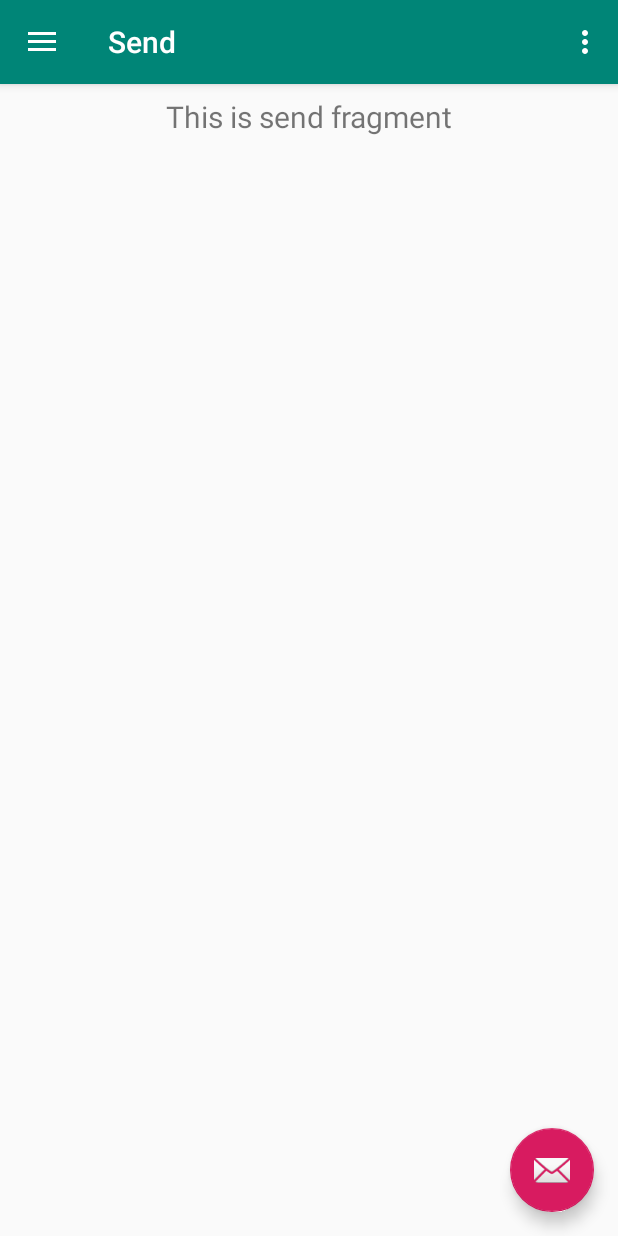
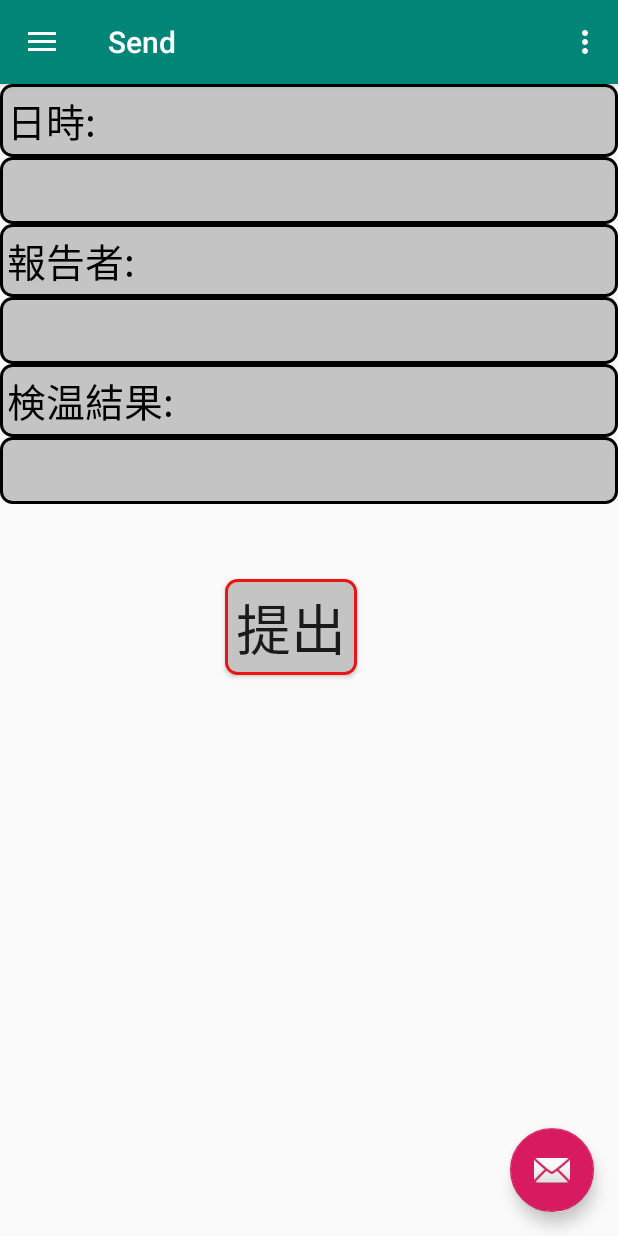
Before and after one commit to TRANQUOC22106/BoTeR, an Android app: the MainActivity screen opened directly, with no data from a screen before it, in the side drawer, after a tap on "Send", on a phone screen of 412 x 824 dp. Run offline under Robolectric (Android 15) with nearby library versions, the phone set to English and light mode, and no system bars; our stand-ins replace Firebase (no records; nobody signed in at launch, a user with empty details on screens opened directly), navigation-ui, sdp/ssp sizes; Roboto replaces fonts that are not available here.

Commit message:
UserLayoutをやった

```diff
--- a/app/src/main/java/com/example/boter/ui/User/UserFragment.java
+++ b/app/src/main/java/com/example/boter/ui/User/UserFragment.java
@@ -4,10 +4,9 @@ import android.os.Bundle;
 import android.view.LayoutInflater;
 import android.view.View;
 import android.view.ViewGroup;
-import android.widget.TextView;
 
+import androidx.annotation.NonNull;
 import androidx.annotation.Nullable;
-import androidx.annotation.NonNull;
 import androidx.fragment.app.Fragment;
 import androidx.lifecycle.Observer;
 import androidx.lifecycle.ViewModelProviders;
@@ -22,12 +21,10 @@ public class UserFragment extends Fragment {
                              ViewGroup container, Bundle savedInstanceState) {
         sendViewModel =
                 ViewModelProviders.of(this).get(UserViewModel.class);
-        View root = inflater.inflate(R.layout.fragment_send, container, false);
-        final TextView textView = root.findViewById(R.id.text_send);
+        View root = inflater.inflate(R.layout.fragment_user, container, false);
         sendViewModel.getText().observe(this, new Observer<String>() {
             @Override
             public void onChanged(@Nullable String s) {
-                textView.setText(s);
             }
         });
         return root;
--- a/app/src/main/java/com/example/boter/ui/send/SendFragment.java
+++ /dev/null
@@ -1,35 +0,0 @@
-package com.example.boter.ui.send;
-
-import android.os.Bundle;
-import android.view.LayoutInflater;
-import android.view.View;
-import android.view.ViewGroup;
-import android.widget.TextView;
-
-import androidx.annotation.Nullable;
-import androidx.annotation.NonNull;
-import androidx.fragment.app.Fragment;
-import androidx.lifecycle.Observer;
-import androidx.lifecycle.ViewModelProviders;
-
-import com.example.boter.R;
-
-public class SendFragment extends Fragment {
-
-    private SendViewModel sendViewModel;
-
-    public View onCreateView(@NonNull LayoutInflater inflater,
-                             ViewGroup container, Bundle savedInstanceState) {
-        sendViewModel =
-                ViewModelProviders.of(this).get(SendViewModel.class);
-        View root = inflater.inflate(R.layout.fragment_send, container, false);
-        final TextView textView = root.findViewById(R.id.text_send);
-        sendViewModel.getText().observe(this, new Observer<String>() {
-            @Override
-            public void onChanged(@Nullable String s) {
-                textView.setText(s);
-            }
-        });
-        return root;
-    }
-}
--- a/app/src/main/java/com/example/boter/ui/send/SendViewModel.java
+++ /dev/null
@@ -1,19 +0,0 @@
-package com.example.boter.ui.send;
-
-import androidx.lifecycle.LiveData;
-import androidx.lifecycle.MutableLiveData;
-import androidx.lifecycle.ViewModel;
-
-public class SendViewModel extends ViewModel {
-
-    private MutableLiveData<String> mText;
-
-    public SendViewModel() {
-        mText = new MutableLiveData<>();
-        mText.setValue("This is send fragment");
-    }
-
-    public LiveData<String> getText() {
-        return mText;
-    }
-}
--- a/app/src/main/res/layout/fragment_send.xml
+++ /dev/null
@@ -1,19 +0,0 @@
-<?xml version="1.0" encoding="utf-8"?>
-<androidx.constraintlayout.widget.ConstraintLayout xmlns:android="http://schemas.android.com/apk/res/android"
-    xmlns:app="http://schemas.android.com/apk/res-auto"
-    android:layout_width="match_parent"
-    android:layout_height="match_parent">
-
-    <TextView
-        android:id="@+id/text_send"
-        android:layout_width="match_parent"
-        android:layout_height="wrap_content"
-        android:layout_marginStart="8dp"
-        android:layout_marginTop="8dp"
-        android:layout_marginEnd="8dp"
-        android:textAlignment="center"
-        android:textSize="20sp"
-        app:layout_constraintEnd_toEndOf="parent"
-        app:layout_constraintStart_toStartOf="parent"
-        app:layout_constraintTop_toTopOf="parent" />
-</androidx.constraintlayout.widget.ConstraintLayout>
--- /dev/null
+++ b/app/src/main/res/layout/fragment_user.xml
@@ -0,0 +1,55 @@
+<?xml version="1.0" encoding="utf-8"?>
+<LinearLayout xmlns:android="http://schemas.android.com/apk/res/android"
+    xmlns:app="http://schemas.android.com/apk/res-auto"
+    android:layout_width="match_parent"
+    android:layout_height="match_parent"
+    android:orientation="vertical">
+    <TextView
+        android:layout_width="match_parent"
+        android:layout_height="wrap_content"
+        android:background="@drawable/edittext_style2"
+        android:textSize="@dimen/_20sdp"
+        android:text="日時:"
+        android:textColor="@color/black"/>
+    <TextView
+        android:layout_width="match_parent"
+        android:layout_height="wrap_content"
+        android:background="@drawable/edittext_style2"
+        android:textSize="@dimen/_20sdp"
+        android:textColor="@color/black" />
+    <TextView
+        android:layout_width="match_parent"
+        android:layout_height="wrap_content"
+        android:background="@drawable/edittext_style2"
+        android:textSize="@dimen/_20sdp"
+        android:text="報告者:"
+        android:textColor="@color/black"/>
+    <EditText
+        android:layout_width="match_parent"
+        android:layout_height="wrap_content"
+        android:background="@drawable/edittext_style2"
+        android:textSize="@dimen/_20sdp"
+        android:textColor="@color/black" />
+    <TextView
+        android:layout_width="match_parent"
+        android:layout_height="wrap_content"
+        android:background="@drawable/edittext_style2"
+        android:textSize="@dimen/_20sdp"
+        android:text="検温結果:"
+        android:textColor="@color/black"/>
+    <EditText
+        android:layout_width="match_parent"
+        android:layout_height="wrap_content"
+        android:background="@drawable/edittext_style2"
+        android:textSize="@dimen/_20sdp"
+        android:textColor="@color/black"
+        android:inputType="number"/>
+    <Button
+        android:layout_width="wrap_content"
+        android:layout_height="wrap_content"
+        android:text="提出"
+        android:textSize="@dimen/_28sdp"
+        android:background="@drawable/edittext_style"
+        android:layout_marginStart="150dp"
+        android:layout_marginTop="50dp"/>
+</LinearLayout>
--- a/app/src/main/res/navigation/mobile_navigation.xml
+++ b/app/src/main/res/navigation/mobile_navigation.xml
@@ -19,7 +19,7 @@
 
     <fragment
         android:id="@+id/nav_send"
-        android:name="com.example.boter.ui.send.SendFragment"
+        android:name="com.example.boter.ui.User.UserFragment"
         android:label="@string/menu_send"
-        tools:layout="@layout/fragment_send" />
+        tools:layout="@layout/fragment_user" />
 </navigation>
```
